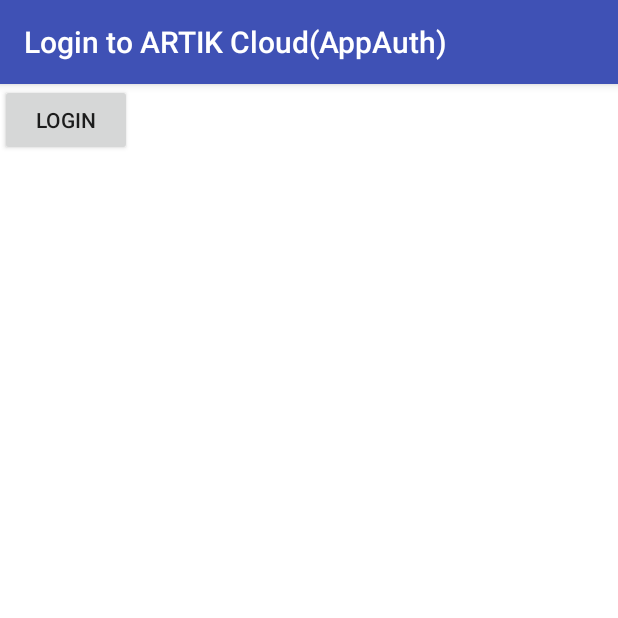
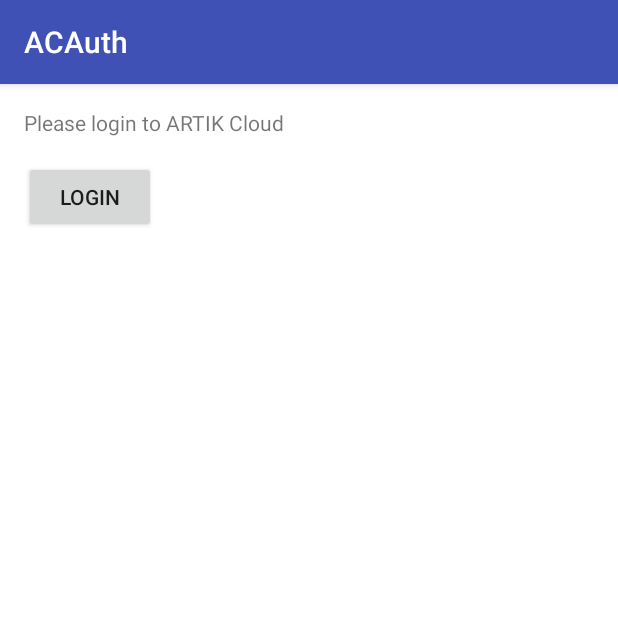
Before and after one commit to artikcloud/tutorial-android-OAuthStarterCode, an Android app: the screen it shows after launch (LoginActivity), on a phone screen of 412 x 824 dp, the top half of it. Run offline under Robolectric (Android 15) with nearby library versions, the phone set to English and light mode, and no system bars; libraries missing offline, so code that uses them is left out: net.openid.appauth; 1 statement that could not run was skipped.

```diff
--- a/app/src/main/AndroidManifest.xml
+++ b/app/src/main/AndroidManifest.xml
@@ -14,7 +14,7 @@
         <activity
             android:name=".LoginActivity"
             android:configChanges="orientation|keyboardHidden|screenSize"
-            android:label="@string/mainactivity_screen_name"
+            android:label="@string/login_activity_screen_name"
             android:theme="@style/FullscreenTheme">
             <intent-filter>
                 <action android:name="android.intent.action.MAIN" />
--- a/app/src/main/java/cloud/artik/example/oauth/LoginActivity.java
+++ b/app/src/main/java/cloud/artik/example/oauth/LoginActivity.java
@@ -62,7 +62,7 @@ public class LoginActivity extends AppCompatActivity {
 
         authorizationService = new AuthorizationService(this);
         authStateDAL = new AuthStateDAL(this);
-        buttonSignIn = (Button) findViewById(R.id.btnSignIn);
+        buttonSignIn = (Button) findViewById(R.id.btn_login);
         buttonSignIn.setOnClickListener(new Button.OnClickListener() {
 
             @Override
--- a/app/src/main/res/layout/activity_login.xml
+++ b/app/src/main/res/layout/activity_login.xml
@@ -3,6 +3,10 @@
     android:layout_width="match_parent"
     android:layout_height="match_parent"
     android:background="#ffffff"
+    android:paddingBottom="@dimen/activity_vertical_margin"
+    android:paddingLeft="@dimen/activity_horizontal_margin"
+    android:paddingRight="@dimen/activity_horizontal_margin"
+    android:paddingTop="@dimen/activity_vertical_margin"
     tools:context="cloud.artik.example.oauth.LoginActivity">
 
     <LinearLayout
@@ -10,13 +14,21 @@
         android:layout_width="wrap_content"
         android:layout_height="match_parent">
 
-    <Button
-        android:text="Login"
-        android:layout_width="wrap_content"
-        android:layout_height="wrap_content"
-        android:id="@+id/btnSignIn" />
+        <TextView
+            android:layout_width="wrap_content"
+            android:layout_height="wrap_content"
+            android:text="@string/hello_world" />
+
+        <TextView
+            android:layout_width="match_parent"
+            android:layout_height= "@dimen/activity_vertical_margin" />
+
+        <Button
+            android:id="@+id/btn_login"
+            android:text="@string/login_btn_txt"
+            android:layout_width="wrap_content"
+            android:layout_height="wrap_content" />
 
     </LinearLayout>
 
-
 </FrameLayout>
--- /dev/null
+++ b/app/src/main/res/values/dimens.xml
@@ -0,0 +1,7 @@
+<resources>
+
+    <!-- Default screen margins, per the Android Design guidelines. -->
+    <dimen name="activity_horizontal_margin">16dp</dimen>
+    <dimen name="activity_vertical_margin">16dp</dimen>
+
+</resources>
--- a/app/src/main/res/values/strings.xml
+++ b/app/src/main/res/values/strings.xml
@@ -1,7 +1,6 @@
 <resources>
-    <string name="app_name">ACAuthNew</string>
-    <string name="mainactivity_screen_name">Login to ARTIK Cloud(AppAuth)</string>
-
-    <string name="dummy_button">Dummy Button</string>
-    <string name="dummy_content">DUMMY\nCONTENT</string>
+    <string name="app_name">ACAuth</string>
+    <string name="login_activity_screen_name">ACAuth</string>
+    <string name="hello_world">Please login to ARTIK Cloud</string>
+    <string name="login_btn_txt">login</string>
 </resources>
```
Also changed, not shown: app/build.gradle (+0 -8 lines), 1 other file.
